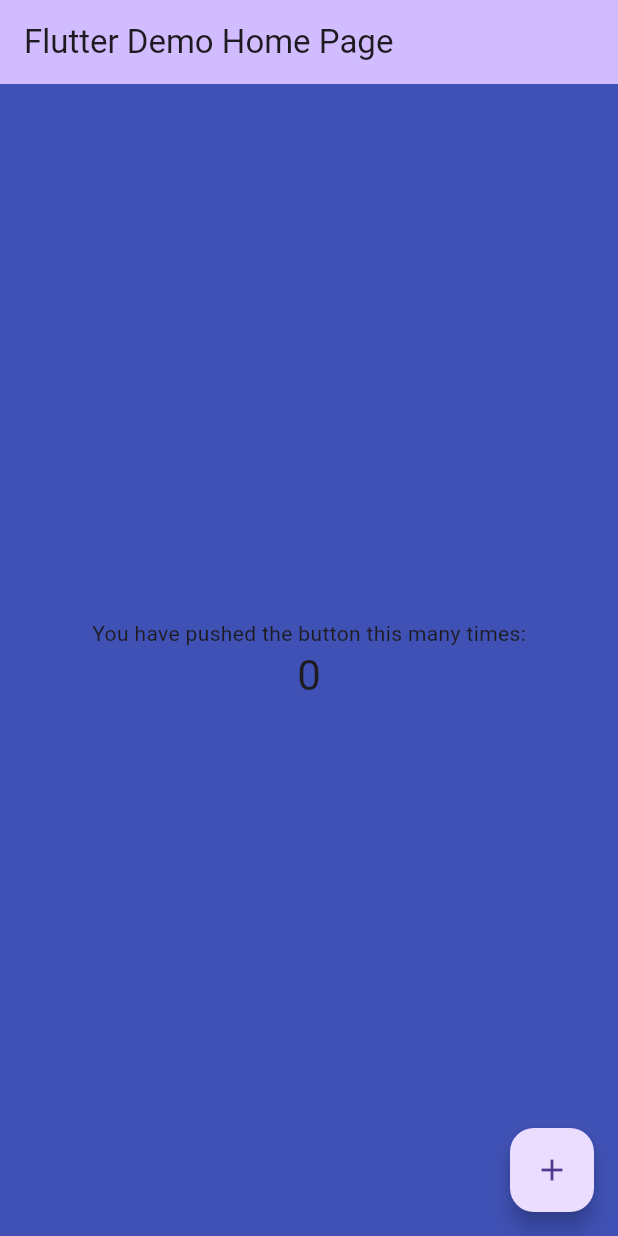
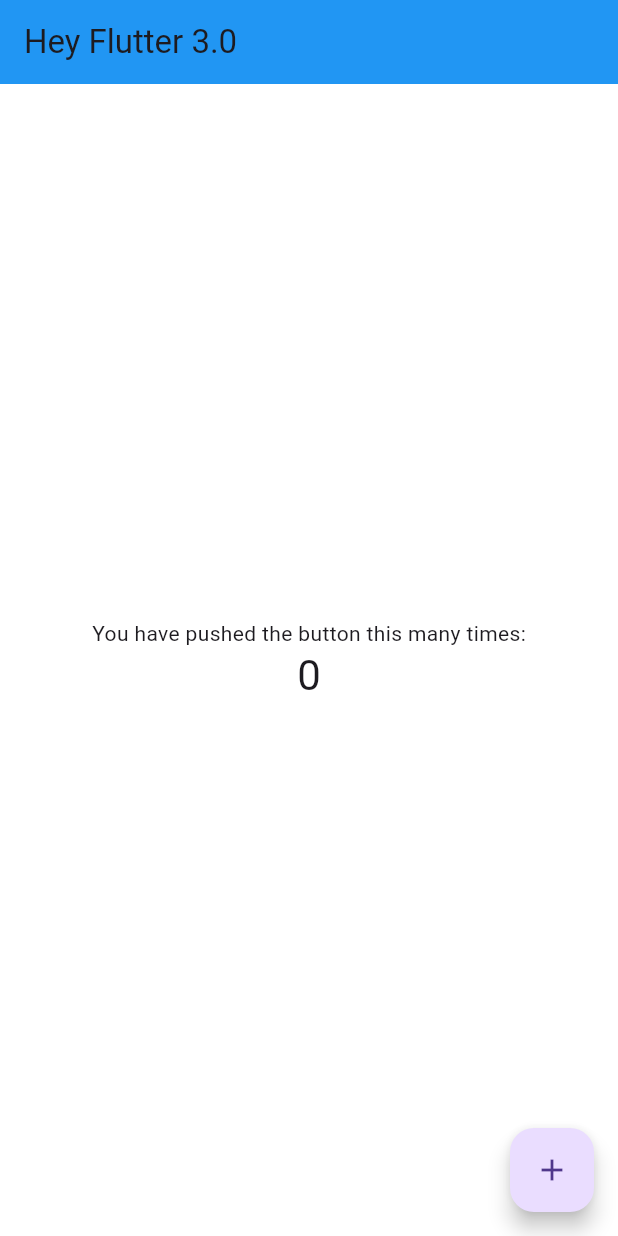
Before and after one commit to Bhavin-Pathak/Hey-Flutter-, a Flutter app: the screen it shows after launch, on a phone screen of 412 x 824 dp. Run offline on Flutter 3.47's test engine with Material 3 defaults, Android fonts, the phone set to English and light mode, and no system bars.

Commit message:
-Some Mofifications

```diff
--- a/lib/main.dart
+++ b/lib/main.dart
@@ -28,10 +28,10 @@ class MyApp extends StatelessWidget {
         //
         // This works for code too, not just values: Most code changes can be
         // tested with just a hot reload
-        scaffoldBackgroundColor: Colors.indigo,
+        scaffoldBackgroundColor: Colors.white,
         useMaterial3: true,
       ),
-      home: const MyHomePage(title: 'Flutter Demo Home Page'),
+      home: const MyHomePage(title: 'Hey Flutter 3.0 '),
     );
   }
 }
@@ -72,7 +72,7 @@ class _MyHomePageState extends State<MyHomePage> {
         // TRY THIS: Try changing the color here to a specific color (to
         // Colors.amber, perhaps?) and trigger a hot reload to see the AppBar
         // change color while the other colors stay the same.
-        backgroundColor: Theme.of(context).colorScheme.inversePrimary,
+        backgroundColor: Colors.blue,
         // Here we take the value from the MyHomePage object that was created by
         // the App.build method, and use it to set our appbar title.
         title: Text(widget.title),
```
